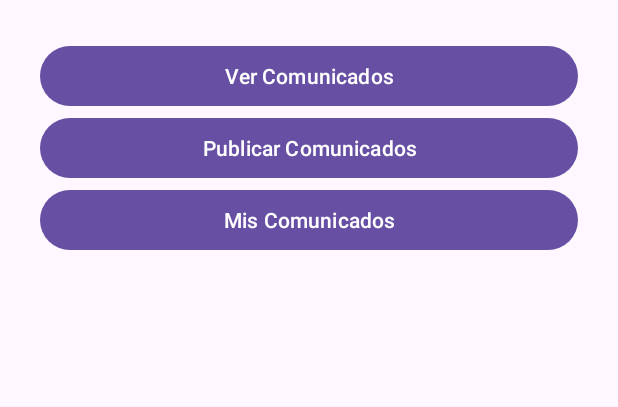
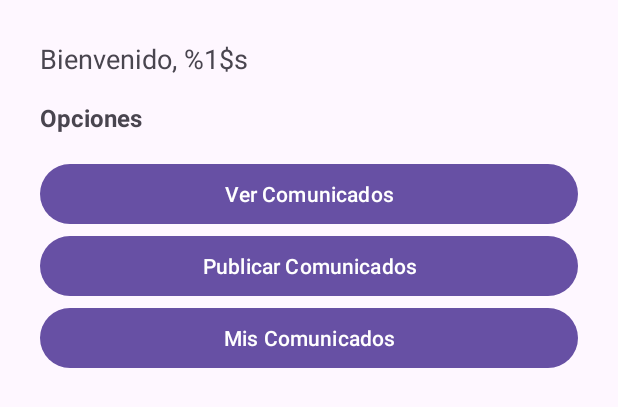
Before and after one commit to OliverCode-maker/ProyectoPOO_P5_G9, an Android app: the layout activity_admin_com.xml on its own in the app's theme, with its tools: preview values and no code run, on a phone screen of 412 x 824 dp. Shown: the top 407 px of the screen. Run offline under Robolectric (Android 15) with nearby library versions, the phone set to English and light mode, and no system bars.

Commit message:
Cambios realizados:
- MainActivity: Agrego dos variables public static final "username" y "userId" para poder acceder a estar fácilmente
- MainActivity: agrego el username en el intent del logging para poder mostrarlo después de loggearse
- activity_admin_com.xml: Agrego Textviews "saludo" con el usarname, y texto de "opciones"
- strings.xml: agregué los strings correspondientes

```diff
--- a/app/src/main/java/com/example/comunicadosespol/AdminComActivity.java
+++ b/app/src/main/java/com/example/comunicadosespol/AdminComActivity.java
@@ -4,6 +4,7 @@ import android.content.Intent;
 import android.os.Bundle;
 import android.view.View;
 import android.widget.Button;
+import android.widget.TextView;
 
 import androidx.activity.EdgeToEdge;
 import androidx.appcompat.app.AppCompatActivity;
@@ -25,6 +26,12 @@ public class AdminComActivity extends AppCompatActivity {
         v.setPadding(systemBars.left, systemBars.top, systemBars.right, systemBars.bottom);
         return insets;
     });
+    String username = getIntent().getStringExtra(MainActivity.KEY_USERNAME);
+    // Lee el valor "username" que pusiste en el Intent al abrir esta Activity desde el login
+    TextView txtSaludo = findViewById(R.id.txtSaludo);
+    // Busca en el layout el TextView con id txtSaludo y lo guarda en la variable txtSaludo
+    txtSaludo.setText(getString(R.string.saludo, username));
+
 }
 public void verCom(View view){
     Intent intent= new Intent(AdminComActivity.this, VerComunicadosActivity.class);
--- a/app/src/main/java/com/example/comunicadosespol/MainActivity.java
+++ b/app/src/main/java/com/example/comunicadosespol/MainActivity.java
@@ -27,6 +27,9 @@ public class MainActivity extends AppCompatActivity {
     private EditText editPass;
     private Button btnSesion;
     private static ArrayList<Usuario> usuarios=new ArrayList<>();
+
+    public static final String KEY_USERNAME = "username";
+    public static final String KEY_USER_ID  = "userId";
 
     @Override
     protected void onCreate(Bundle savedInstanceState) {
@@ -65,8 +68,10 @@ public class MainActivity extends AppCompatActivity {
             try {
                 Usuario u = autenticar(username, password); // puede lanzar la excepción verificada
                 Intent intent = new Intent(MainActivity.this, AdminComActivity.class);
-                //Agregar id del usuario para trackearlo en la siguiente vista
-                intent.putExtra("userId", u.getIdUser());
+                //Para usar username en siguientes vistas
+                intent.putExtra(KEY_USERNAME, u.getUsername());
+                //Para usar id en siguientes vistas
+                intent.putExtra(KEY_USER_ID,  u.getIdUser());
                 startActivity(intent);
                 finish();
             } catch(CredencialesInvalidasException e){
--- a/app/src/main/res/layout/activity_admin_com.xml
+++ b/app/src/main/res/layout/activity_admin_com.xml
@@ -22,25 +22,43 @@
         app:layout_constraintStart_toStartOf="parent"
         app:layout_constraintTop_toTopOf="parent">
 
+        <TextView
+            android:id="@+id/txtSaludo"
+            android:layout_width="match_parent"
+            android:layout_height="wrap_content"
+            android:text="@string/saludo"
+            android:textSize="18sp"
+            android:paddingBottom="16dp"/>
+
+        <TextView
+            android:id="@+id/txtOpciones"
+            android:layout_width="match_parent"
+            android:layout_height="wrap_content"
+            android:text="@string/opciones"
+            android:textSize="16sp"
+            android:textStyle="bold"
+            android:paddingBottom="16dp"/>
+
         <Button
             android:id="@+id/btnVerComunicados"
             android:layout_width="match_parent"
             android:layout_height="wrap_content"
             android:onClick="verCom"
-            android:text="Ver Comunicados" />
+            android:text="@string/ver_comunicados" />
 
         <Button
             android:id="@+id/btnPublicarCom"
             android:layout_width="match_parent"
             android:layout_height="wrap_content"
             android:onClick="publCom"
-            android:text="Publicar Comunicados" />
+            android:text="@string/publicar_comunicados" />
 
         <Button
             android:id="@+id/btnMisComunicados"
             android:layout_width="match_parent"
             android:layout_height="wrap_content"
             android:onClick="miCom"
-            android:text="Mis Comunicados" />
+            android:text="@string/mis_comunicados" />
+
     </LinearLayout>
 </androidx.constraintlayout.widget.ConstraintLayout>
--- a/app/src/main/res/values/strings.xml
+++ b/app/src/main/res/values/strings.xml
@@ -1,4 +1,9 @@
 <resources>
     <string name="app_name">ComunicadosESPOL</string>
+    <string name="ver_comunicados">Ver Comunicados</string>
+    <string name="publicar_comunicados">Publicar Comunicados</string>
+    <string name="mis_comunicados">Mis Comunicados</string>
+    <string name="saludo" formatted="true">Bienvenido, %1$s</string>
+    <string name="opciones">Opciones</string>
 
 </resources>
```
Lines whose indentation alone changed are shown as unchanged.
